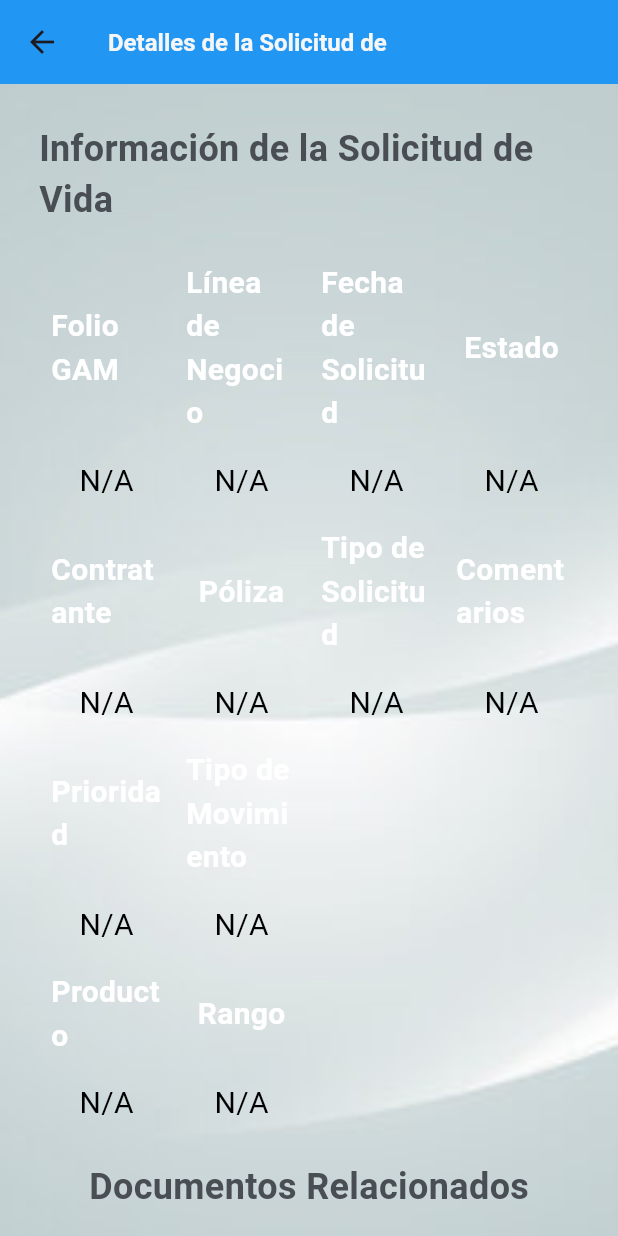
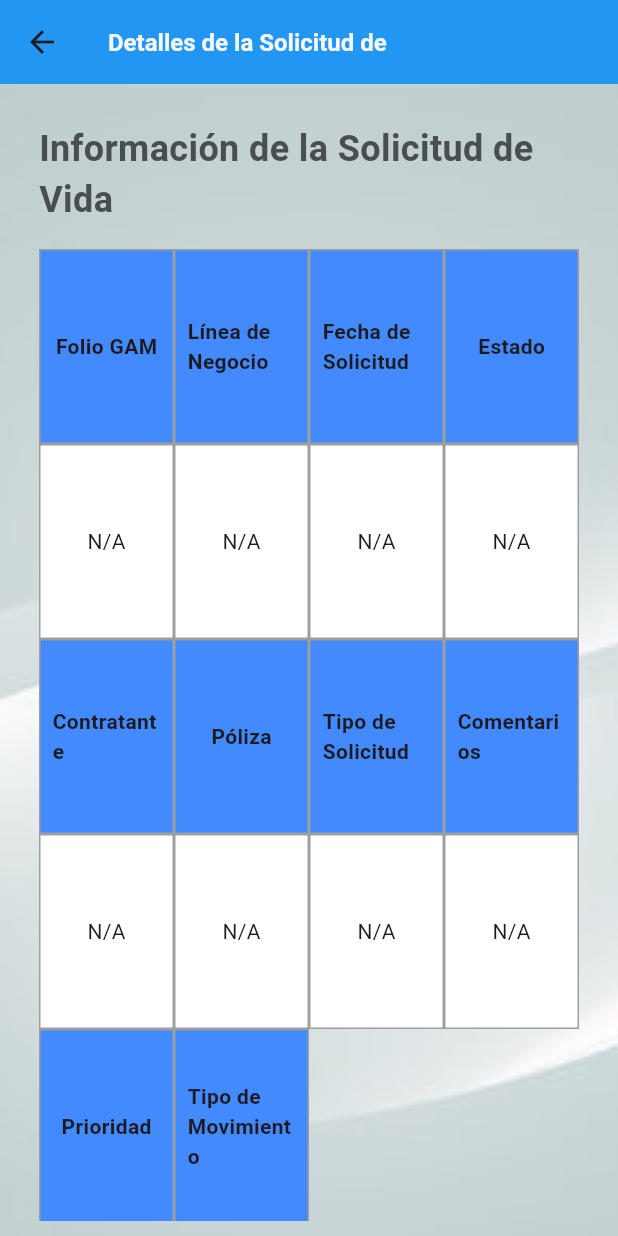
Before and after one commit to DevAppsGam/MobilGam, a Flutter app: the DetalleVida screen opened directly with empty values, on a phone screen of 412 x 824 dp. Run offline on Flutter 3.47's test engine with Material 3 defaults, Android fonts, the phone set to English and light mode, and no system bars; our stand-ins replace auto_size_text, cached_network_image, device_info_plus, file_picker, open_filex; missing offline and left inert: flutter_downloader, flutter_file_downloader; network calls fail.

Commit message:
cambios en tabla 1 detallevida

```diff
--- a/lib/Pages/MenuAsesores/Detalles/vidaDetallePage.dart
+++ b/lib/Pages/MenuAsesores/Detalles/vidaDetallePage.dart
@@ -304,22 +304,30 @@ class _DetalleVidaState extends State<DetalleVida> {
     );
   }
 
-  Widget buildTableCell(String text, {bool isHeader = false}) {
+  Widget buildTableCell(String content, {bool isHeader = false, bool isTransparent = false}) {
     return Container(
       padding: const EdgeInsets.all(8.0),
-      alignment: Alignment.center,
-      child: Text(
-        text,
-        style: TextStyle(
-          fontFamily: 'Roboto',
-          fontSize: 20,
-          color: isHeader ? Colors.white : Colors.black,
-          fontWeight: isHeader ? FontWeight.bold : null,
-          // Aquí, si es un encabezado, se usa el color azul; de lo contrario, se usa el color negro.
+      constraints: const BoxConstraints(
+        maxHeight: 130.0, // Limitar la altura máxima
+      ),
+      decoration: BoxDecoration(
+        color: isTransparent ? Colors.transparent : (isHeader ? Colors.blueAccent : Colors.white),
+        border: isTransparent ? const Border() : Border.all(color: Colors.grey),
+      ),
+      child: Center( // Centrar el texto verticalmente
+        child: Text(
+          content,
+          maxLines: 5, // Limitar a 3 líneas
+          overflow: TextOverflow.ellipsis, // Mostrar "..." si hay más texto
+          style: TextStyle(
+            fontWeight: isHeader ? FontWeight.bold : FontWeight.normal,
+          ),
         ),
       ),
     );
   }
+
+
 
   @override
   Widget build(BuildContext context) {
@@ -370,6 +378,9 @@ class _DetalleVidaState extends State<DetalleVida> {
                   ),
                 ),
                 const SizedBox(height: 16,),
+                if(isLoading)
+                  const Center(child: CircularProgressIndicator())
+                else
                 Table(
                   defaultVerticalAlignment: TableCellVerticalAlignment.middle,
                   children: [
@@ -995,15 +1006,33 @@ class _DetalleVidaState extends State<DetalleVida> {
     );
   }
 
-  TableRow buildTableRow(List<String> cells, {bool isHeader = false, List<int>? headerIndices}) {
+  TableRow buildTableRow(
+      List<String> cells, {
+        bool isHeader = false,
+        List<int>? headerIndices,
+      }) {
     return TableRow(
       children: List.generate(cells.length, (index) {
-        // Aplica el estilo de encabezado a todas las celdas si `headerIndices` es nulo o a las celdas especificadas
+        // Verifica si el índice actual está en headerIndices o si headerIndices es null
         bool applyHeaderStyle = isHeader && (headerIndices == null || headerIndices.contains(index));
-        return buildTableCell(cells[index], isHeader: applyHeaderStyle);
+        String cellContent = cells[index];
+
+        // Aquí puedes imprimir para depurar
+        print('Célula: $cellContent, Estilo de encabezado: $applyHeaderStyle');
+
+        // Verifica si la celda está vacía
+        if (cellContent.isEmpty) {
+          // Devuelve una celda vacía con estilo transparente
+          return buildTableCell('', isHeader: false, isTransparent: true); // Asegúrate de que buildTableCell maneje el nuevo parámetro
+        } else {
+          // Devuelve la celda construida normalmente
+          return buildTableCell(cellContent, isHeader: applyHeaderStyle);
+        }
       }),
     );
   }
+
+
 
 }
 
--- a/pubspec.yaml
+++ b/pubspec.yaml
@@ -20,7 +20,6 @@ dependencies:
   permission_handler: ^11.0.1
   async: ^2.11.0
   rflutter_alert: ^2.0.7
-  advance_pdf_viewer: any
   internet_file: ^1.2.0
   device_info_plus: ^9.1.0
   syncfusion_flutter_pdfviewer: ^20.4.54
```
Also changed, not shown: pubspec.lock, 1 other file.
